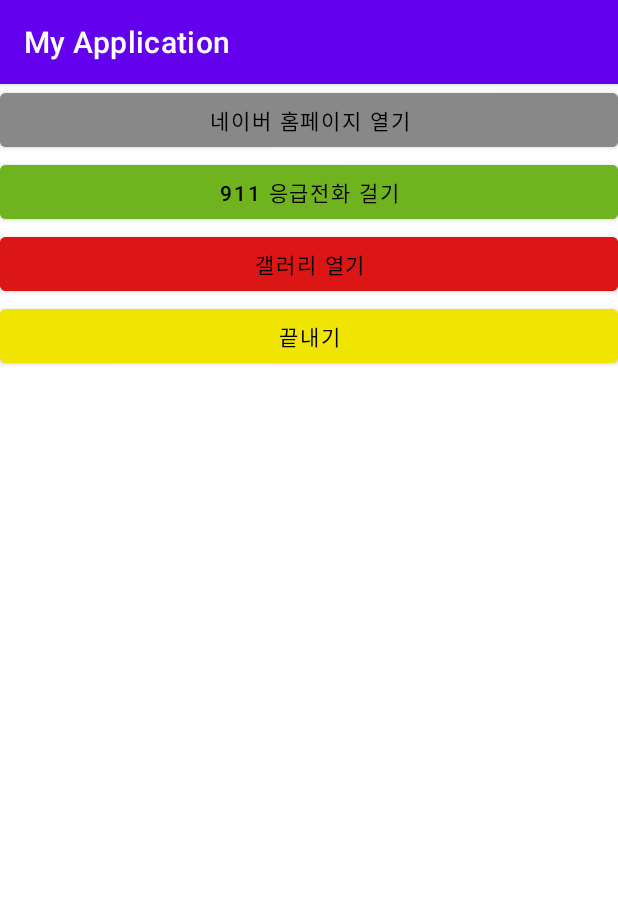
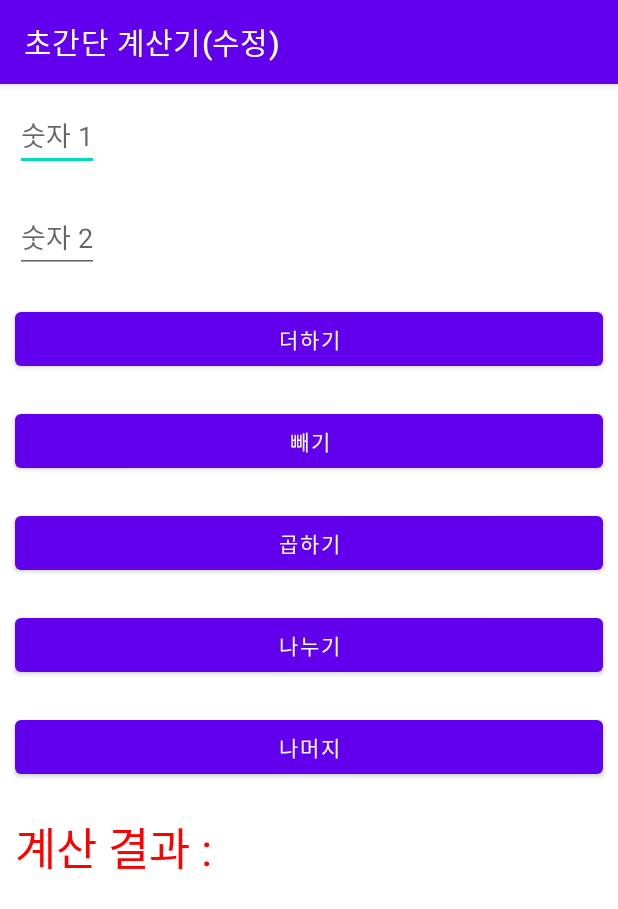
Before and after one commit to leehj24/Android_practice, an Android app: the screen it shows after launch (MainActivity), on a phone screen of 412 x 824 dp. Shown: the top 909 px of the screen. Run offline under Robolectric (Android 15) with nearby library versions, the phone set to English and light mode, and no system bars.

Commit message:
계산기

```diff
--- a/app/src/main/java/com/example/myapplication/MainActivity.java
+++ b/app/src/main/java/com/example/myapplication/MainActivity.java
@@ -1,56 +1,111 @@
 package com.example.myapplication;
 
 import android.os.Bundle;
+import android.view.MotionEvent;
 import android.view.View;
 import android.widget.Button;
+import android.widget.EditText;
+import android.widget.TextView;
 import android.widget.Toast;
+
 
 import androidx.appcompat.app.AppCompatActivity;
 
 public class MainActivity extends AppCompatActivity {
-    Button button1;
-    Button button2;
-    Button button3;
-    Button button;
+    EditText Edit1, Edit2;
+    Button btnAdd, btnSub, btnMul, btnDiv, btnExt;
+    TextView textResult;
+    String num1, num2;
+    Float result;
+
     @Override /*오버라이드 오버로드 차이 알기*/
-    protected void onCreate(Bundle savedInstanceState) {
+    public void onCreate(Bundle savedInstanceState) {
         super.onCreate(savedInstanceState);
         setContentView(R.layout.activity_main);
-        button1 = (Button)  findViewById(R.id.button1);
-        button2 = (Button)  findViewById(R.id.button2);
-        button3 = (Button)  findViewById(R.id.button3);
-        button = (Button)  findViewById(R.id.button);
+        setTitle("초간단 계산기(수정)");
 
-        button1.setOnClickListener(new View.OnClickListener() {
-            @Override
-            public void onClick(View view){
+        Edit1=(EditText) findViewById(R.id.Edit1);
+        Edit2=(EditText) findViewById(R.id.Edit2);
 
-                Toast.makeText(getApplicationContext(),"네이버 버튼을 눌렀어요",
-                        Toast.LENGTH_SHORT).show();;
+        btnAdd=(Button) findViewById(R.id.BtnAdd);
+        btnSub=(Button) findViewById(R.id.BtnSub);
+        btnMul=(Button) findViewById(R.id.BtnMul);
+        btnDiv=(Button) findViewById(R.id.BtnDiv);
+        btnExt=(Button) findViewById(R.id.BtnExt);
+
+        textResult=(TextView) findViewById(R.id.TextResult);
+
+        btnAdd.setOnClickListener(new View.OnClickListener(){
+            public void onClick(View arg0){
+                num1=Edit1.getText().toString();
+                num2=Edit2.getText().toString();
+                if (num1.trim().equals("")||num2.trim().equals("")){
+                    Toast myToast = Toast.makeText(getApplicationContext(),"입력 값이 비었습니다.", Toast.LENGTH_SHORT);
+                    myToast.show();
+                } else {
+                    result=Float.parseFloat(num1) + Float.parseFloat(num2);
+                    textResult.setText("계산 결과 : " + result.toString());
+                }
             }
         });
-        button2.setOnClickListener(new View.OnClickListener() {
-            @Override
-            public void onClick(View view){
 
-                Toast.makeText(getApplicationContext(),"갤러리 열기를 눌렀어요",
-                        Toast.LENGTH_SHORT).show();;
+        btnSub.setOnClickListener(new View.OnClickListener(){
+            public void onClick(View arg0){
+                num1=Edit1.getText().toString();
+                num2=Edit2.getText().toString();
+                if(num1.trim().equals("")||num2.trim().equals("")){
+                    Toast myToast = Toast.makeText(getApplicationContext(),"입력 값이 비었습니다.", Toast.LENGTH_SHORT);
+                    myToast.show();
+                } else {
+                    result=Float.parseFloat(num1) - Float.parseFloat(num2);
+                    textResult.setText("계산 결과 : " + result.toString());
+                }
             }
         });
-        button3.setOnClickListener(new View.OnClickListener() {
-            @Override
-            public void onClick(View view){
 
-                Toast.makeText(getApplicationContext(),"끝내기를 눌렀어요",
-                        Toast.LENGTH_SHORT).show();;
+        btnMul.setOnClickListener(new View.OnClickListener(){
+            public void onClick(View arg0){
+                num1=Edit1.getText().toString();
+                num2=Edit2.getText().toString();
+                if (num1.trim().equals("")||num2.trim().equals("")){
+                    Toast myToast = Toast.makeText(getApplicationContext(),"입력 값이 비었습니다.", Toast.LENGTH_SHORT);
+                    myToast.show();
+                } else {
+                    result=Float.parseFloat(num1) * Float.parseFloat(num2);
+                    textResult.setText("계산 결과 : " + result.toString());
+                }
             }
         });
-        button.setOnClickListener(new View.OnClickListener() {
-            @Override
-            public void onClick(View view){
 
-                Toast.makeText(getApplicationContext(),"응급전화 버튼을 눌렀어요",
-                        Toast.LENGTH_SHORT).show();;
+        btnDiv.setOnClickListener(new View.OnClickListener(){
+            public void onClick(View arg0){
+                num1=Edit1.getText().toString();
+                num2=Edit2.getText().toString();
+                String zero="0";
+                if(num1.trim().equals("")||num2.trim().equals("")){
+                    Toast myToast=Toast.makeText(getApplicationContext(), "입력 값이 비었습니다.", Toast.LENGTH_SHORT);
+                    myToast.show();
+                } else if(num2.equals(zero)){
+                    Toast myToast = Toast.makeText(getApplicationContext(),"0으로 나눌 수 없습니다.", Toast.LENGTH_SHORT);
+                    myToast.show();
+                } else {
+                    result=Float.parseFloat(num1) / Float.parseFloat(num2);
+                    textResult.setText("계산 결과 : " + result.toString());
+                }
+            }
+        });
+
+        btnExt.setOnClickListener(new View.OnClickListener(){
+            public void onClick(View arg0){
+                num1=Edit1.getText().toString();
+                num2=Edit2.getText().toString();
+                if(num1.trim().equals("")||num2.trim().equals("")){
+                    Toast myToast = Toast.makeText(getApplicationContext(), "입력 값이 비었습니다.", Toast.LENGTH_SHORT);
+                    myToast.show();
+                } else {
+                    result=Float.parseFloat(num1) % Float.parseFloat(num2);
+                    textResult.setText("계산 결과 : " + result.toString());
+                }
             }
         });
     }
--- a/app/src/main/res/layout/activity_main.xml
+++ b/app/src/main/res/layout/activity_main.xml
@@ -6,38 +6,76 @@
     android:orientation="vertical"
     tools:context=".MainActivity">
 
+    <EditText
+        android:id="@+id/Edit1"
+        android:layout_width="wrap_content"
+        android:layout_height="wrap_content"
+        android:layout_margin="10dp"
+        android:hint="숫자 1"
+        />
+
+    <EditText
+        android:id="@+id/Edit2"
+        android:layout_width="wrap_content"
+        android:layout_height="wrap_content"
+        android:layout_margin="10dp"
+        android:hint="숫자 2"
+        />
+
     <Button
-        android:id="@+id/button1"
         android:layout_width="match_parent"
         android:layout_height="wrap_content"
-        android:backgroundTint="#888888"
-        android:text="@string/strBtn1"
-        android:textColor="#000000">
-
-    </Button>
+        android:layout_margin="10dp"
+        android:text="더하기"
+        android:id="@+id/BtnAdd"
+        android:clickable="true"
+        />
 
     <Button
-        android:id="@+id/button"
         android:layout_width="match_parent"
         android:layout_height="wrap_content"
-        android:backgroundTint="#6FB31E"
-        android:text="@string/strBtn2"
-        android:textColor="#000000" />
+        android:layout_margin="10dp"
+        android:text="빼기"
+        android:id="@+id/BtnSub"
+        android:clickable="true"
+        />
 
     <Button
-        android:id="@+id/button2"
         android:layout_width="match_parent"
         android:layout_height="wrap_content"
-        android:backgroundTint="#DB1614"
-        android:text="@string/strBtn3"
-        android:textColor="#000000" />
+        android:layout_margin="10dp"
+        android:text="곱하기"
+        android:id="@+id/BtnMul"
+        android:clickable="true"
+        />
 
     <Button
-        android:id="@+id/button3"
         android:layout_width="match_parent"
         android:layout_height="wrap_content"
-        android:backgroundTint="#F0E500"
-        android:text="@string/strBtn4"
-        android:textColor="#000000" />
+        android:layout_margin="10dp"
+        android:text="나누기"
+        android:id="@+id/BtnDiv"
+        android:clickable="true"
+        />
+
+    <Button
+        android:layout_width="match_parent"
+        android:layout_height="wrap_content"
+        android:layout_margin="10dp"
+        android:text="나머지"
+        android:id="@+id/BtnExt"
+        android:clickable="true"
+        />
+
+    <TextView
+        android:layout_width="wrap_content"
+        android:layout_height="wrap_content"
+        android:id="@+id/TextResult"
+        android:textSize="30dp"
+        android:textColor="#FF0000"
+        android:layout_margin="10dp"
+        android:text="계산 결과 : "
+        />
+
 
 </LinearLayout>
```
